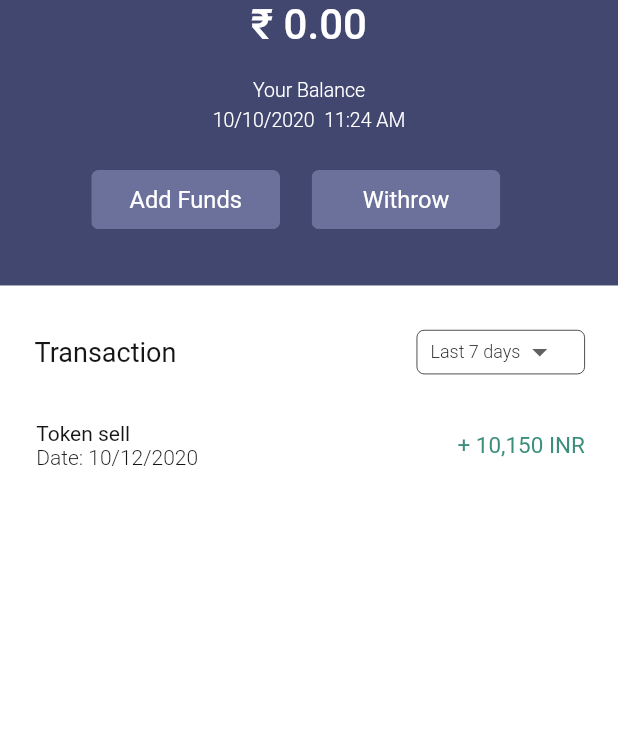
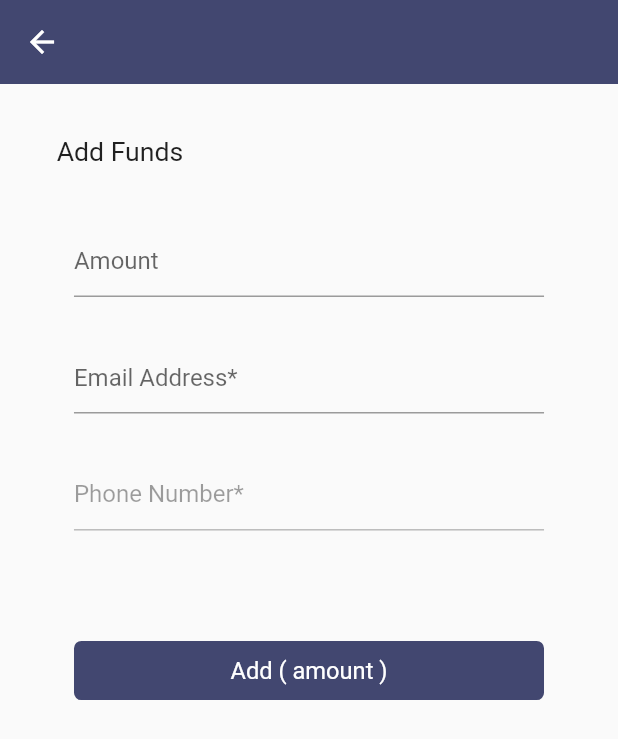
Before and after one commit to ptlmay25/Flutter_app_frontend, a Flutter app: the Accounttab screen opened directly, after a tap on "Add Funds", on a phone screen of 412 x 824 dp. Shown: the top 739 px of the screen. Run offline on Flutter 3.47's test engine with Material 2 defaults, Android fonts, the phone set to English and light mode, and no system bars; our stand-ins replace firebase_auth; missing offline and left inert: sms_otp_auto_verify; accounts and stored records are empty; network calls fail.

Commit message:
Add Funds Screen Created With Validation

```diff
--- a/ibiz/lib/view/bottom/accounttab.dart
+++ b/ibiz/lib/view/bottom/AccountTab/accounttab.dart
@@ -4,6 +4,7 @@ import 'package:ibiz/size_config.dart';
 import 'package:ibiz/view/navbar/withdrawal_history.dart';
 import 'package:intl/intl.dart';
 import 'package:provider/provider.dart';
+import 'package:ibiz/view/bottom/AccountTab/addfund.dart';
 
 class Accounttab extends StatefulWidget {
   @override
@@ -87,7 +88,14 @@ class _AccounttabState extends State<Accounttab> {
                                 height: 40 * SizeConfig.heightMultiplier,
                                 width: 120 * SizeConfig.widthMultiplier,
                                 child: RaisedButton(
-                                  onPressed: () async {},
+                                  onPressed: () {
+                                    Navigator.of(context).push(
+                                        MaterialPageRoute(
+                                            builder: (context) =>
+                                                ChangeNotifierProvider.value(
+                                                    value: userModel,
+                                                    child: AddFund())));
+                                  },
                                   color: Color.fromARGB(255, 108, 113, 156),
                                   child: Text(
                                     'Add Funds',
--- /dev/null
+++ b/ibiz/lib/view/bottom/AccountTab/addfund.dart
@@ -0,0 +1,116 @@
+import 'package:flutter/material.dart';
+import 'package:ibiz/models/usermodel.dart';
+import 'package:provider/provider.dart';
+import 'package:ibiz/size_config.dart';
+
+class AddFund extends StatefulWidget {
+  @override
+  _AddFundState createState() => _AddFundState();
+}
+
+class _AddFundState extends State<AddFund> {
+  final GlobalKey<FormState> _formKey = GlobalKey<FormState>();
+  String email;
+  double amount;
+  @override
+  Widget build(BuildContext context) {
+    UserModel userModel = Provider.of<UserModel>(context);
+    return Scaffold(
+      appBar: AppBar(
+        backgroundColor: Color.fromARGB(255, 66, 71, 112),
+      ),
+      body: Column(
+        children: [
+          Align(
+              alignment: Alignment.topLeft,
+              child: Padding(
+                padding: EdgeInsets.only(
+                    top: 36 * SizeConfig.heightMultiplier,
+                    left: 36 * SizeConfig.widthMultiplier),
+                child: Text(
+                  'Add Funds',
+                  style: TextStyle(fontSize: 18 * SizeConfig.heightMultiplier),
+                ),
+              )),
+          Padding(
+            padding: EdgeInsets.only(
+                top: 38 * SizeConfig.heightMultiplier,
+                left: 47 * SizeConfig.widthMultiplier,
+                right: 47 * SizeConfig.widthMultiplier),
+            child: Form(
+              key: _formKey,
+              child: Column(
+                children: [
+                  TextFormField(
+                    decoration: InputDecoration(hintText: 'Amount'),
+                    onSaved: (value) {
+                      setState(() {
+                        this.amount = double.parse(value);
+                      });
+                    },
+                    validator: (value) {
+                      bool isValid = RegExp("[0-9]+").hasMatch(value);
+                      if (!isValid) {
+                        return 'Amount should be Number';
+                      }
+                    },
+                  ),
+                  SizedBox(height: 30 * SizeConfig.heightMultiplier),
+                  TextFormField(
+                    initialValue: userModel.email,
+                    keyboardType: TextInputType.emailAddress,
+                    decoration: InputDecoration(hintText: 'Email Address*'),
+                    onSaved: (value) {
+                      setState(() {
+                        this.email = value;
+                      });
+                    },
+                    validator: (value) {
+                      bool validEmail = RegExp(
+                              r"^[a-zA-Z0-9.a-zA-Z0-9.!#$%&'*+-/=?^_`{|}~]+@[a-zA-Z0-9]+\.[a-zA-Z]+")
+                          .hasMatch(value);
+                      if (!validEmail) {
+                        return "Invalid Email";
+                      }
+                    },
+                  ),
+                  SizedBox(height: 30 * SizeConfig.heightMultiplier),
+                  TextFormField(
+                    decoration: InputDecoration(hintText: 'Phone Number*'),
+                    initialValue: userModel.mobileNo,
+                    enabled: false,
+                  ),
+                  SizedBox(height: 75 * SizeConfig.heightMultiplier),
+                  ClipRRect(
+                      borderRadius: BorderRadius.circular(5),
+                      child: Container(
+                        height: 40 * SizeConfig.heightMultiplier,
+                        width: 300 * SizeConfig.widthMultiplier,
+                        child: RaisedButton(
+                          onPressed: () async {
+                            if (_formKey.currentState.validate()) {
+                              _formKey.currentState.save();
+                              print('$email $amount ${userModel.mobileNo}');
+                              // Navigator.of(context).push(
+                              //     MaterialPageRoute(builder: (context) => GetStarted()));
+                            }
+                          },
+                          color: Color.fromARGB(255, 66, 71, 112),
+                          child: Text(
+                            'Add ( amount )',
+                            style: TextStyle(
+                                color: Colors.white,
+                                fontWeight: FontWeight.normal,
+                                fontSize: 16 * SizeConfig.heightMultiplier),
+                          ),
+                        ),
+                      ))
+                ],
+              ),
+            ),
+          )
+        ],
+      ),
+    );
+  }
+}
--- a/ibiz/lib/view/bottom/HomeScreen/buysheet.dart
+++ b/ibiz/lib/view/bottom/HomeTab/buysheet.dart
@@ -3,7 +3,7 @@ import 'dart:ui';
 import 'package:flutter/material.dart';
 import 'package:ibiz/models/usermodel.dart';
 import 'package:ibiz/size_config.dart';
-import 'package:ibiz/view/bottom/payment_method.dart';
+import 'package:ibiz/view/bottom/HomeTab/payment_method.dart';
 import 'package:provider/provider.dart';
 
 class BuySheet extends StatefulWidget {
--- a/ibiz/lib/view/bottom/payment_method.dart
+++ b/ibiz/lib/view/bottom/HomeTab/payment_method.dart
@@ -3,7 +3,7 @@ import 'package:ibiz/models/usermodel.dart';
 import 'package:ibiz/service/database/buytoken.dart';
 import 'package:ibiz/service/database/userdb.dart';
 import 'package:ibiz/size_config.dart';
-import 'package:ibiz/view/bottom/complete_order.dart';
+import 'package:ibiz/view/bottom/HomeTab/complete_order.dart';
 import 'package:intl/intl.dart';
 import 'package:provider/provider.dart';
 
--- a/ibiz/lib/view/bottom/HomeScreen/sellsheet.dart
+++ b/ibiz/lib/view/bottom/HomeTab/sellsheet.dart
@@ -2,7 +2,6 @@ import 'dart:ui';
 
 import 'package:flutter/material.dart';
 import 'package:ibiz/size_config.dart';
-import 'package:ibiz/view/bottom/payment_method.dart';
 
 class SellSheet extends StatefulWidget {
   @override
--- a/ibiz/lib/view/bottom/searchtab.dart
+++ b/ibiz/lib/view/bottom/SearchTab/searchtab.dart
@@ -1,7 +1,7 @@
 import 'package:flutter/material.dart';
-import 'package:ibiz/view/bottom/categorylist.dart';
+import 'package:ibiz/view/bottom/SearchTab/categorylist.dart';
 
-import '../../size_config.dart';
+import 'package:ibiz/size_config.dart';
 
 class Searchtab extends StatefulWidget {
   @override
--- a/ibiz/lib/view/bottom/scantab.dart
+++ /dev/null
@@ -1,15 +0,0 @@
-import 'package:flutter/material.dart';
-
-class Scantab extends StatefulWidget {
-  @override
-  _ScantabState createState() => _ScantabState();
-}
-
-class _ScantabState extends State<Scantab> {
-  @override
-  Widget build(BuildContext context) {
-    return Container(
-      child: Icon(Icons.scanner),
-    );
-  }
-}
```
Also changed, not shown: ibiz/lib/view/bottom/HomeTab/hometab.dart (renamed from ibiz/lib/view/bottom/hometab.dart, +3 -5 lines), ibiz/lib/view/bottom/SearchTab/categorylist.dart (renamed from ibiz/lib/view/bottom/categorylist.dart, +3 -4 lines), ibiz/lib/view/home.dart (+4 -4 lines), ibiz/lib/view/bottom/HomeTab/complete_order.dart (renamed from ibiz/lib/view/bottom/complete_order.dart), ibiz/lib/view/bottom/HomeTab/profitlist.dart (renamed from ibiz/lib/view/bottom/HomeScreen/profitlist.dart), ibiz/lib/view/bottom/SearchTab/categorycard.dart (renamed from ibiz/lib/view/bottom/categorycard.dart), ibiz/lib/view/bottom/ShareTab/sharetab.dart (renamed from ibiz/lib/view/bottom/sharetab.dart).
